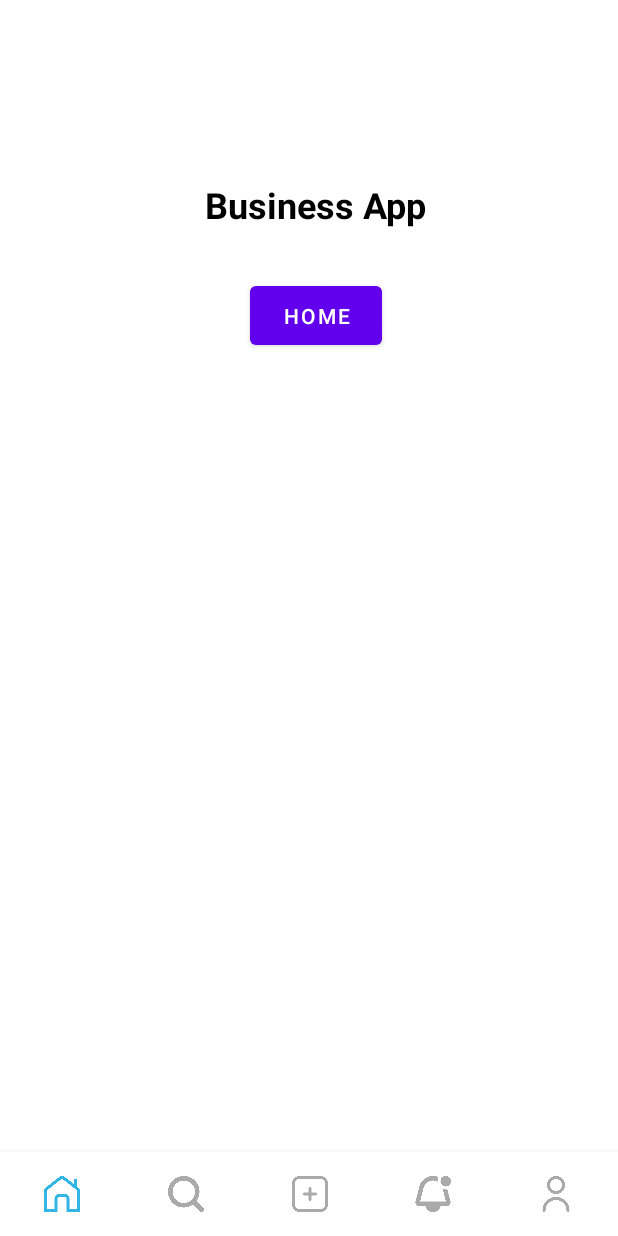
After one commit to OleksDragon/SuperApps, an Android app: the BusinessActivity screen opened directly, with no data from a screen before it, on a phone screen of 412 x 824 dp. The commit adds this screen. Run offline under Robolectric (Android 15) with nearby library versions, the phone set to English and light mode, and no system bars.

Commit message:
Let's add a control Business Lmc

```diff
--- a/app/src/main/AndroidManifest.xml
+++ b/app/src/main/AndroidManifest.xml
@@ -23,5 +23,8 @@
                 <category android:name="android.intent.category.LAUNCHER" />
             </intent-filter>
         </activity>
+        <activity android:name=".LmsActivity"
+            tools:ignore="Instantiatable" />
+        <activity android:name=".BusinessActivity" />
     </application>
 </manifest>
--- /dev/null
+++ b/app/src/main/java/com/example/superapps/BusinessActivity.java
@@ -0,0 +1,20 @@
+package com.example.superapps;
+
+import android.content.Intent;
+import android.os.Bundle;
+import android.view.View;
+
+import androidx.appcompat.app.AppCompatActivity;
+
+public class BusinessActivity extends AppCompatActivity {
+    @Override
+    protected void onCreate(Bundle savedInstanceState) {
+        super.onCreate(savedInstanceState);
+        setContentView(R.layout.activity_business);
+    }
+
+    public void onClickGoToHomeActivity(View v) {
+        startActivity(new Intent(this, HomeActivity.class));
+        finish();
+    }
+}
--- /dev/null
+++ b/app/src/main/res/layout/activity_business.xml
@@ -0,0 +1,54 @@
+<?xml version="1.0" encoding="utf-8"?>
+<androidx.constraintlayout.widget.ConstraintLayout
+    xmlns:android="http://schemas.android.com/apk/res/android"
+    xmlns:app="http://schemas.android.com/apk/res-auto"
+    android:layout_width="match_parent"
+    android:layout_height="match_parent">
+
+    <!-- Основной контент -->
+    <LinearLayout
+        android:id="@+id/mainContent"
+        android:layout_width="match_parent"
+        android:layout_height="0dp"
+        android:orientation="vertical"
+        android:layout_marginTop="120dp"
+        android:layout_marginStart="10dp"
+        app:layout_constraintTop_toTopOf="parent"
+        app:layout_constraintBottom_toTopOf="@id/nav_view">
+
+        <!-- Заголовок -->
+        <TextView
+            android:layout_width="wrap_content"
+            android:layout_height="wrap_content"
+            android:text="Business App"
+            android:textSize="24sp"
+            android:textColor="#000000"
+            android:textStyle="bold"
+            android:layout_gravity="center_horizontal"
+            android:layout_marginBottom="32dp"/>
+
+        <Button
+            android:id="@+id/btnHomeLayoutActivity"
+            android:layout_width="wrap_content"
+            android:layout_height="wrap_content"
+            android:layout_gravity="center"
+            android:padding="10dp"
+            android:text="Home"
+            android:onClick="onClickGoToHomeActivity"/>
+    </LinearLayout>
+
+    <!-- Нижняя навигационная панель -->
+    <com.google.android.material.bottomnavigation.BottomNavigationView
+        android:id="@+id/nav_view"
+        android:layout_width="match_parent"
+        android:layout_height="wrap_content"
+        android:layout_gravity="bottom"
+        android:background="@android:color/white"
+        app:itemIconSize="24dp"
+        app:itemIconTint="@drawable/bottom_nav_icon_tint"
+        app:labelVisibilityMode="unlabeled"
+        app:menu="@menu/bottom_nav_menu"
+        app:layout_constraintBottom_toBottomOf="parent"
+        app:layout_constraintStart_toStartOf="parent"
+        app:layout_constraintEnd_toEndOf="parent"/>
+</androidx.constraintlayout.widget.ConstraintLayout>
```
Also changed, not shown: app/src/main/java/com/example/superapps/HomeActivity.java (+26 -0 lines), app/src/main/java/com/example/superapps/LmsActivity.java (added, +20 -0 lines), app/src/main/res/layout/activity_home.xml (+25 -17 lines), app/src/main/res/layout/activity_lms.xml (added, +50 -0 lines).
